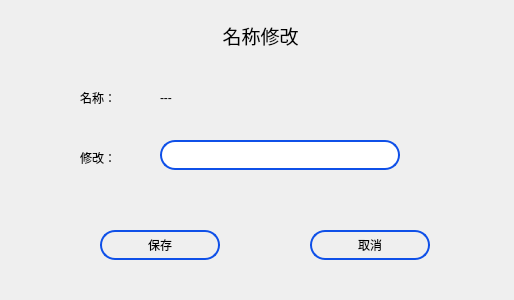
ChinaClever/BusBar-Qt, file setting/setnames/setnamedlg.ui: the form before one commit.
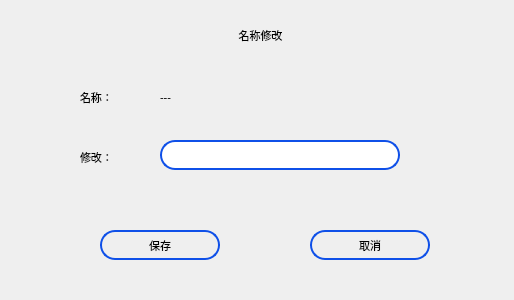
The form after the commit.

Diff of the .ui file:
```diff
--- a/setting/setnames/setnamedlg.ui
+++ b/setting/setnames/setnamedlg.ui
@@ -10,9 +10,20 @@
     <height>300</height>
    </rect>
   </property>
+  <property name="font">
+   <font>
+    <family>Ubuntu</family>
+    <pointsize>8</pointsize>
+    <italic>false</italic>
+    <bold>false</bold>
+   </font>
+  </property>
   <property name="windowTitle">
    <string>Dialog</string>
   </property>
+  <property name="styleSheet">
+   <string notr="true">font: 8pt &quot;Ubuntu&quot;;</string>
+  </property>
   <widget class="QLabel" name="label">
    <property name="geometry">
     <rect>
@@ -24,7 +35,10 @@
    </property>
    <property name="font">
     <font>
-     <pointsize>14</pointsize>
+     <family>Ubuntu</family>
+     <pointsize>8</pointsize>
+     <italic>false</italic>
+     <bold>false</bold>
     </font>
    </property>
    <property name="text">
```
